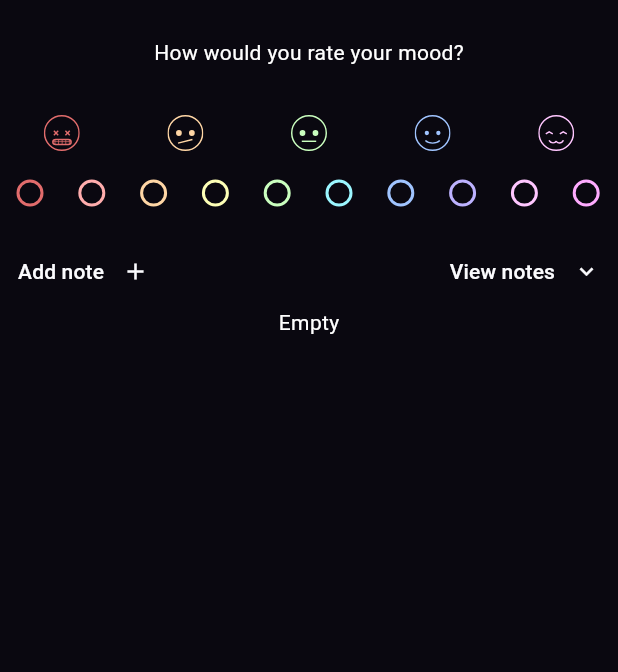
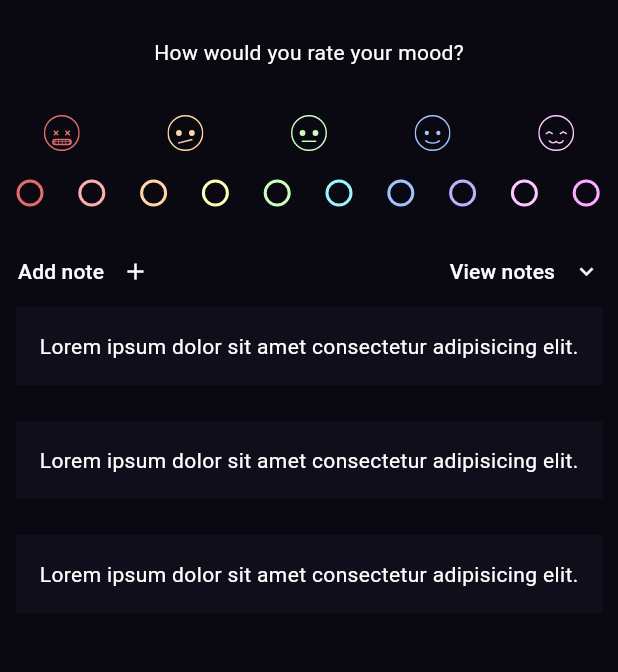
Before and after one commit to c0dehamster/mental_health_diary, a Flutter app: the screen it shows after launch, on a phone screen of 412 x 824 dp, the part 71-743 px from its top. Run offline on Flutter 3.47's test engine with Material 3 defaults, Android fonts, the phone set to English and light mode, and no system bars; our stand-ins replace flutter_svg, hive, hive_flutter; accounts and stored records are empty.

Commit message:
Add note component

```diff
--- /dev/null
+++ b/lib/components/NoteTile.dart
@@ -0,0 +1,20 @@
+import 'package:flutter/material.dart';
+
+class NoteTile extends StatelessWidget {
+  const NoteTile({
+    super.key,
+    required this.contents,
+  });
+
+  final String contents;
+
+  @override
+  Widget build(BuildContext context) {
+    return Container(
+      decoration: BoxDecoration(color: Theme.of(context).colorScheme.secondary),
+      padding: const EdgeInsets.all(16),
+      margin: const EdgeInsets.only(bottom: 24),
+      child: Text(contents),
+    );
+  }
+}
--- a/lib/components/notes_section.dart
+++ b/lib/components/notes_section.dart
@@ -1,4 +1,5 @@
 import 'package:flutter/material.dart';
+import 'package:mental_health_diary/components/NoteTile.dart';
 import 'package:mental_health_diary/components/icon_button_naked.dart';
 
 class NotesSection extends StatelessWidget {
@@ -25,7 +26,15 @@ class NotesSection extends StatelessWidget {
         ),
         const Column(
           children: [
-            Text("Empty"),
+            NoteTile(
+                contents:
+                    "Lorem ipsum dolor sit amet consectetur adipisicing elit."),
+            NoteTile(
+                contents:
+                    "Lorem ipsum dolor sit amet consectetur adipisicing elit."),
+            NoteTile(
+                contents:
+                    "Lorem ipsum dolor sit amet consectetur adipisicing elit."),
           ],
         )
       ],
```
